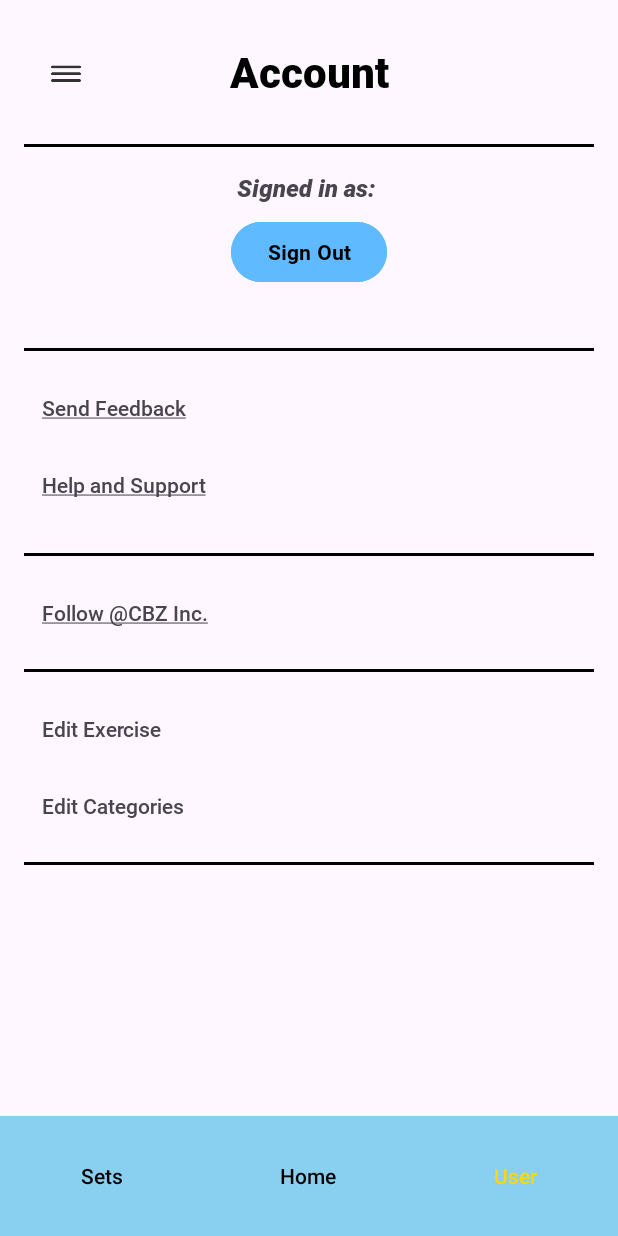
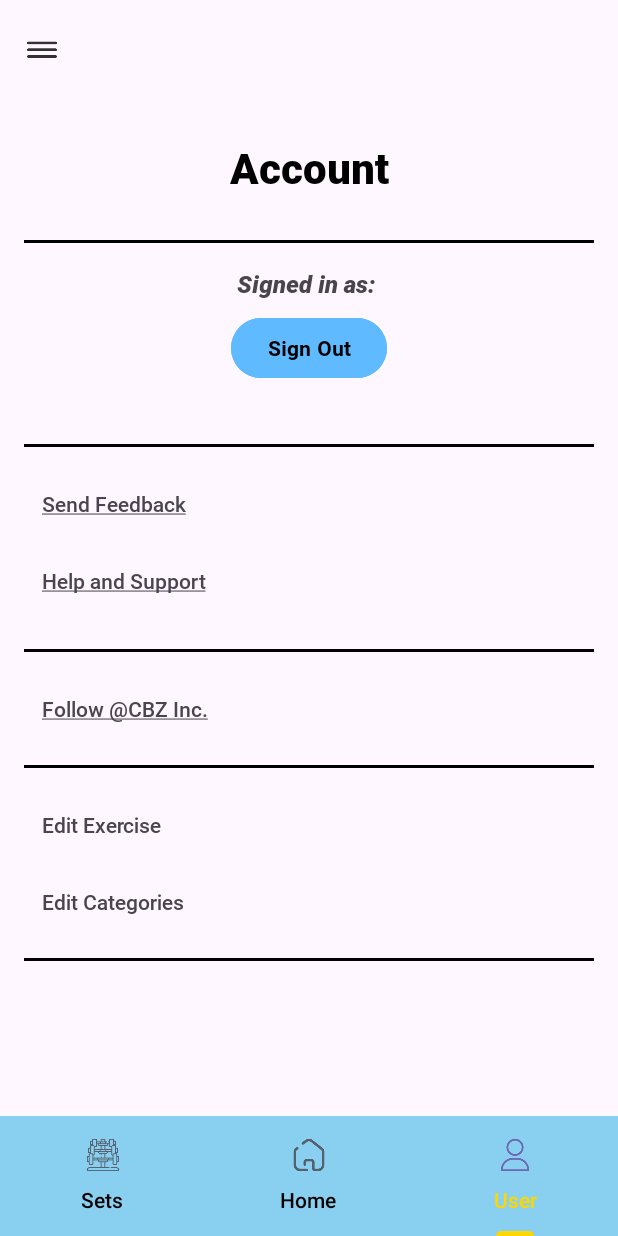
Before and after one commit to kimalfredmolina/FitHub-Set-Workout-Tracker, an Android app: the MainPage screen opened directly, with no data from a screen before it, item 3 of the bottom bar chosen, on a phone screen of 412 x 824 dp. Run offline under Robolectric (Android 15) with nearby library versions, the phone set to English and light mode, and no system bars.

Commit message:
Remove intent from manifest and added bottom navbar icons

```diff
--- a/app/src/main/AndroidManifest.xml
+++ b/app/src/main/AndroidManifest.xml
@@ -18,15 +18,6 @@
             android:name=".MainPage"
             android:exported="false" />
         <activity
-            android:name=".SetTrackerPage"
-            android:exported="false" />
-        <activity
-            android:name=".AccountPage"
-            android:exported="false" />
-        <activity
-            android:name=".HomePage"
-            android:exported="false" />
-        <activity
             android:name=".LoginForm"
             android:exported="false" />
         <activity
--- a/app/src/main/java/com/example/fithub_set_workout_tracker/MainPage.java
+++ b/app/src/main/java/com/example/fithub_set_workout_tracker/MainPage.java
@@ -1,7 +1,6 @@
 package com.example.fithub_set_workout_tracker;
 
 import android.os.Bundle;
-import android.widget.TextView;
 
 import androidx.activity.EdgeToEdge;
 import androidx.appcompat.app.AppCompatActivity;
@@ -11,6 +10,7 @@ import androidx.core.view.WindowInsetsCompat;
 import androidx.viewpager2.widget.ViewPager2;
 
 import com.google.android.material.tabs.TabLayout;
+import com.google.android.material.tabs.TabLayoutMediator;
 
 import java.util.Objects;
 
@@ -20,13 +20,18 @@ public class MainPage extends AppCompatActivity {
     ViewPager2 viewPager2;
     ViewAdapter viewAdapter;
 
-
+    private final int[] tabIcons = {
+            R.drawable.ic_sets,
+            R.drawable.ic_home,
+            R.drawable.ic_user
+    };
 
     @Override
     protected void onCreate(Bundle savedInstanceState) {
         super.onCreate(savedInstanceState);
         EdgeToEdge.enable(this);
         setContentView(R.layout.activity_main_page);
+
         ViewCompat.setOnApplyWindowInsetsListener(findViewById(R.id.main), (v, insets) -> {
             Insets systemBars = insets.getInsets(WindowInsetsCompat.Type.systemBars());
             v.setPadding(systemBars.left, systemBars.top, systemBars.right, systemBars.bottom);
@@ -34,10 +39,27 @@ public class MainPage extends AppCompatActivity {
         });
 
         tabLayout = findViewById(R.id.tablayout);
-        viewPager2 =findViewById(R.id.view_pager);
+        viewPager2 = findViewById(R.id.view_pager);
         viewAdapter = new ViewAdapter(this);
         viewPager2.setAdapter(viewAdapter);
 
+        //for bottom navbar icons
+        new TabLayoutMediator(tabLayout, viewPager2, (tab, position) -> {
+            switch (position) {
+                case 0:
+                    tab.setIcon(tabIcons[0]);
+                    tab.setText(R.string.nav_sets);
+                    break;
+                case 1:
+                    tab.setIcon(tabIcons[1]);
+                    tab.setText(R.string.nav_home);
+                    break;
+                case 2:
+                    tab.setIcon(tabIcons[2]);
+                    tab.setText(R.string.nav_user);
+                    break;
+            }
+        }).attach();
 
         tabLayout.addOnTabSelectedListener(new TabLayout.OnTabSelectedListener() {
             @Override
@@ -47,14 +69,13 @@ public class MainPage extends AppCompatActivity {
 
             @Override
             public void onTabUnselected(TabLayout.Tab tab) {
-
             }
 
             @Override
             public void onTabReselected(TabLayout.Tab tab) {
-
             }
         });
+
         viewPager2.registerOnPageChangeCallback(new ViewPager2.OnPageChangeCallback() {
             @Override
             public void onPageSelected(int position) {
@@ -62,6 +83,5 @@ public class MainPage extends AppCompatActivity {
                 Objects.requireNonNull(tabLayout.getTabAt(position)).select();
             }
         });
-
     }
 }
--- a/app/src/main/res/layout/activity_main_page.xml
+++ b/app/src/main/res/layout/activity_main_page.xml
@@ -7,6 +7,22 @@
     android:layout_height="match_parent"
     tools:context=".MainPage">
 
+    <!-- Top AppBar -->
+    <com.google.android.material.appbar.MaterialToolbar
+        android:id="@+id/topAppBar"
+        android:layout_width="match_parent"
+        android:layout_height="wrap_content"
+        app:navigationIcon="@drawable/ic_menu"/>
+
+    <!-- ViewPager for Tabs -->
+    <androidx.viewpager2.widget.ViewPager2
+        android:id="@+id/view_pager"
+        android:layout_width="match_parent"
+        android:layout_height="match_parent"
+        android:layout_below="@id/topAppBar"
+        android:layout_above="@id/tablayout" />
+
+    <!-- Bottom TabLayout -->
     <com.google.android.material.tabs.TabLayout
         android:id="@+id/tablayout"
         android:layout_width="match_parent"
@@ -14,39 +30,26 @@
         android:background="@color/light_blue"
         android:layout_alignParentBottom="true"
         app:tabTextColor="@color/black"
-        app:tabIndicator="@color/gold"
+        app:tabIndicatorColor="@color/gold"
         app:tabSelectedTextColor="@color/gold">
-
 
         <com.google.android.material.tabs.TabItem
             android:id="@+id/tab1"
             android:layout_width="wrap_content"
             android:layout_height="wrap_content"
-            android:text="@string/nav_sets"
-            />
+            android:text="@string/nav_sets" />
 
         <com.google.android.material.tabs.TabItem
             android:id="@+id/tab2"
             android:layout_width="wrap_content"
             android:layout_height="wrap_content"
-            android:text="@string/nav_home"
-            />
+            android:text="@string/nav_home" />
 
         <com.google.android.material.tabs.TabItem
             android:id="@+id/tab3"
             android:layout_width="wrap_content"
             android:layout_height="wrap_content"
-            android:text="@string/nav_user"
-            />
-
+            android:text="@string/nav_user" />
     </com.google.android.material.tabs.TabLayout>
 
-    <androidx.viewpager2.widget.ViewPager2
-        android:id="@+id/view_pager"
-        android:layout_width="match_parent"
-        android:layout_height="match_parent"
-        android:layout_above="@id/tablayout"
-        />
-
-
 </RelativeLayout>
--- a/app/src/main/res/layout/fragment_account_page.xml
+++ b/app/src/main/res/layout/fragment_account_page.xml
@@ -27,8 +27,7 @@
             <com.google.android.material.appbar.MaterialToolbar
                 android:id="@+id/topAppBar"
                 android:layout_width="match_parent"
-                android:layout_height="wrap_content"
-                app:navigationIcon="@drawable/ic_menu">
+                android:layout_height="wrap_content">
 
                 <!-- Centered Title -->
                 <TextView
@@ -56,7 +55,7 @@
                 android:layout_width="wrap_content"
                 android:layout_height="wrap_content"
                 android:fontFamily="@font/blackitalic"
-                android:text="Signed in as: jonelobrian@gmail.com"
+                android:text="@string/account"
                 android:textSize="16sp"
                 android:layout_marginBottom="8dp" />
 
--- a/app/src/main/res/layout/fragment_home_page.xml
+++ b/app/src/main/res/layout/fragment_home_page.xml
@@ -13,8 +13,7 @@
     <com.google.android.material.appbar.MaterialToolbar
         android:id="@+id/topAppBar"
         android:layout_width="match_parent"
-        android:layout_height="wrap_content"
-        app:navigationIcon="@drawable/ic_menu">
+        android:layout_height="wrap_content">
 
         <!-- Centered Title -->
         <TextView
--- a/app/src/main/res/values/strings.xml
+++ b/app/src/main/res/values/strings.xml
@@ -24,6 +24,7 @@
     <string name="follow"><u>Follow @CBZ Inc.</u></string>
     <string name="edit_exercise">Edit Exercise</string>
     <string name="edit_categories">Edit Categories</string>
+    <string name="account">Signed in as:</string>
 
 
     <!-- LoginPage Strings -->
```
